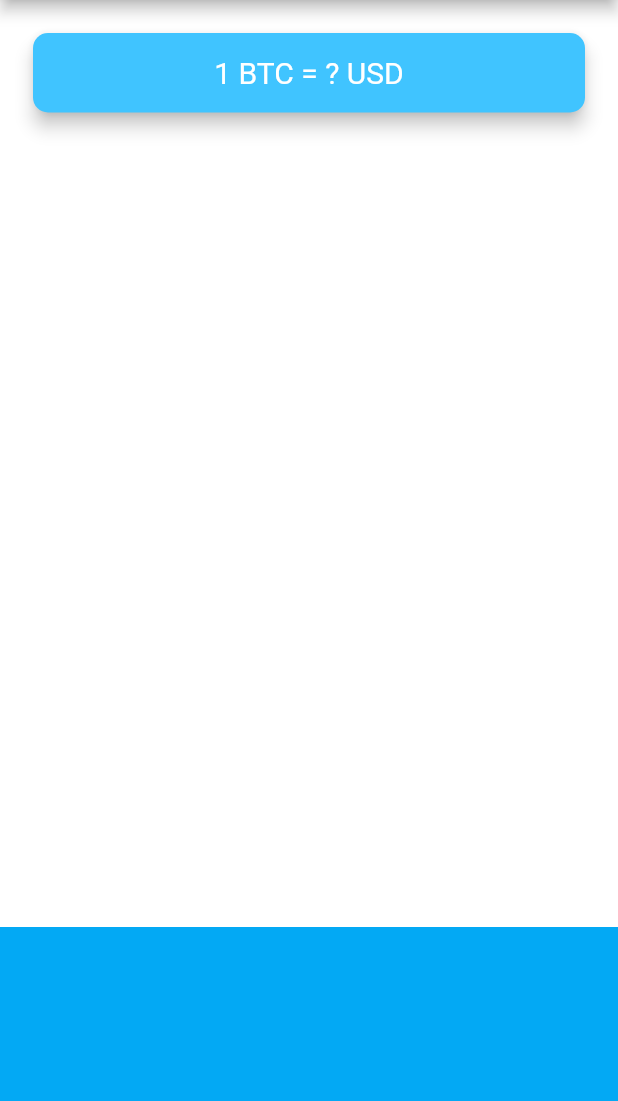
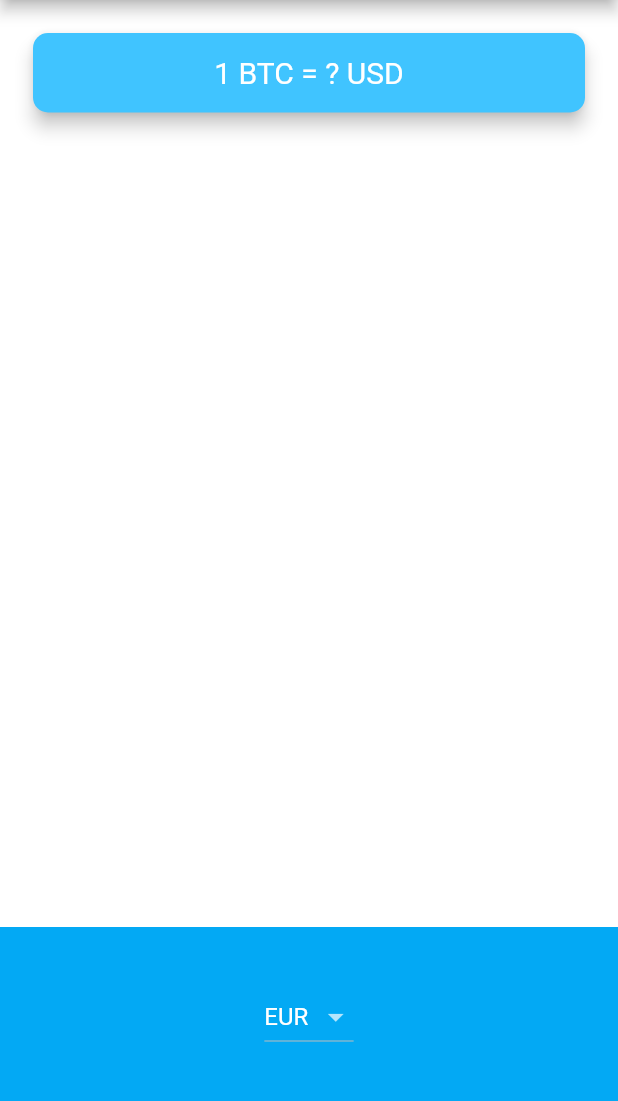
Before and after one commit to agoe/bitcoin_ticker, a Flutter app: the screen it shows after launch, on a phone screen of 412 x 824 dp, the part 84-1185 px from its top. Run offline on Flutter 3.47's test engine with Material 2 defaults, Android fonts, the phone set to English and light mode, and no system bars.

Commit message:
Currency DropDown

```diff
--- a/lib/price_screen.dart
+++ b/lib/price_screen.dart
@@ -1,3 +1,4 @@
+import 'package:bitcoin_ticker/coin_data.dart';
 import 'package:flutter/material.dart';
 
 class PriceScreen extends StatefulWidget {
@@ -6,6 +7,18 @@ class PriceScreen extends StatefulWidget {
 }
 
 class _PriceScreenState extends State<PriceScreen> {
+
+  String selectedCurrency = 'EUR';
+
+  List<DropdownMenuItem> getDropDownItems(){
+    List<DropdownMenuItem<String>> dropdownMenueItems = [];
+    for (String currency in currenciesList){
+      var newItem = DropdownMenuItem(child: Text(currency),value: currency);
+      dropdownMenueItems.add(newItem);
+    }
+    return dropdownMenueItems;
+  }
+
   @override
   Widget build(BuildContext context) {
     return Scaffold(
@@ -42,7 +55,14 @@ class _PriceScreenState extends State<PriceScreen> {
             alignment: Alignment.center,
             padding: EdgeInsets.only(bottom: 30.0),
             color: Colors.lightBlue,
-            child: null,
+            child: DropdownButton(
+                value: selectedCurrency,
+                items: getDropDownItems(),
+                onChanged: (value) {
+                  setState(() {
+                    selectedCurrency = value;
+                  });
+                }),
           ),
         ],
       ),
```
